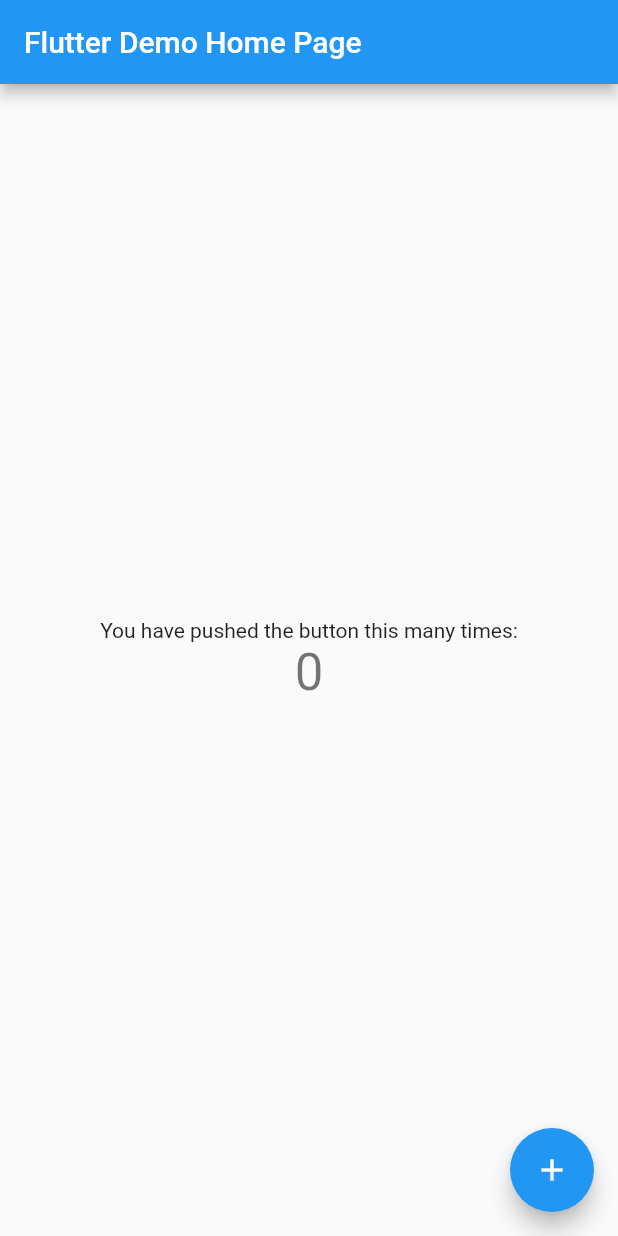
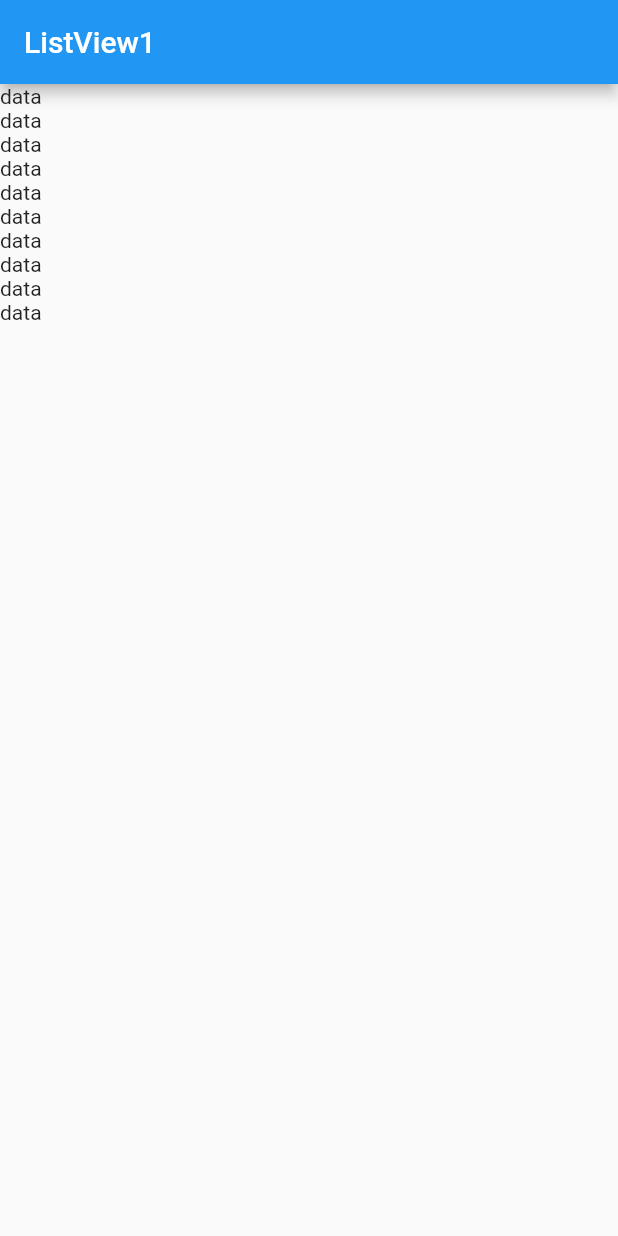
Before and after one commit to caesarbriones43/002-flutter_basis-flutter_components, a Flutter app: the screen it shows after launch, on a phone screen of 412 x 824 dp. Run offline on Flutter 3.47's test engine with Material 2 defaults, Android fonts, the phone set to English and light mode, and no system bars.

Commit message:
creating a listview

```diff
--- a/lib/main.dart
+++ b/lib/main.dart
@@ -1,115 +1,16 @@
 import 'package:flutter/material.dart';
+import 'package:flutter_components/screens/listview1_screen.dart';
 
-void main() {
-  runApp(const MyApp());
-}
+void main() => runApp(const MyApp());
 
 class MyApp extends StatelessWidget {
   const MyApp({Key? key}) : super(key: key);
 
-  // This widget is the root of your application.
   @override
   Widget build(BuildContext context) {
-    return MaterialApp(
-      title: 'Flutter Demo',
-      theme: ThemeData(
-        // This is the theme of your application.
-        //
-        // Try running your application with "flutter run". You'll see the
-        // application has a blue toolbar. Then, without quitting the app, try
-        // changing the primarySwatch below to Colors.green and then invoke
-        // "hot reload" (press "r" in the console where you ran "flutter run",
-        // or simply save your changes to "hot reload" in a Flutter IDE).
-        // Notice that the counter didn't reset back to zero; the application
-        // is not restarted.
-        primarySwatch: Colors.blue,
-      ),
-      home: const MyHomePage(title: 'Flutter Demo Home Page'),
-    );
+    return const MaterialApp(
+        debugShowCheckedModeBanner: false,
+        title: 'Material App',
+        home: ListView1Screen());
   }
 }
-
-class MyHomePage extends StatefulWidget {
-  const MyHomePage({Key? key, required this.title}) : super(key: key);
-
-  // This widget is the home page of your application. It is stateful, meaning
-  // that it has a State object (defined below) that contains fields that affect
-  // how it looks.
-
-  // This class is the configuration for the state. It holds the values (in this
-  // case the title) provided by the parent (in this case the App widget) and
-  // used by the build method of the State. Fields in a Widget subclass are
-  // always marked "final".
-
-  final String title;
-
-  @override
-  State<MyHomePage> createState() => _MyHomePageState();
-}
-
-class _MyHomePageState extends State<MyHomePage> {
-  int _counter = 0;
-
-  void _incrementCounter() {
-    setState(() {
-      // This call to setState tells the Flutter framework that something has
-      // changed in this State, which causes it to rerun the build method below
-      // so that the display can reflect the updated values. If we changed
-      // _counter without calling setState(), then the build method would not be
-      // called again, and so nothing would appear to happen.
-      _counter++;
-    });
-  }
-
-  @override
-  Widget build(BuildContext context) {
-    // This method is rerun every time setState is called, for instance as done
-    // by the _incrementCounter method above.
-    //
-    // The Flutter framework has been optimized to make rerunning build methods
-    // fast, so that you can just rebuild anything that needs updating rather
-    // than having to individually change instances of widgets.
-    return Scaffold(
-      appBar: AppBar(
-        // Here we take the value from the MyHomePage object that was created by
-        // the App.build method, and use it to set our appbar title.
-        title: Text(widget.title),
-      ),
-      body: Center(
-        // Center is a layout widget. It takes a single child and positions it
-        // in the middle of the parent.
-        child: Column(
-          // Column is also a layout widget. It takes a list of children and
-          // arranges them vertically. By default, it sizes itself to fit its
-          // children horizontally, and tries to be as tall as its parent.
-          //
-          // Invoke "debug painting" (press "p" in the console, choose the
-          // "Toggle Debug Paint" action from the Flutter Inspector in Android
-          // Studio, or the "Toggle Debug Paint" command in Visual Studio Code)
-          // to see the wireframe for each widget.
-          //
-          // Column has various properties to control how it sizes itself and
-          // how it positions its children. Here we use mainAxisAlignment to
-          // center the children vertically; the main axis here is the vertical
-          // axis because Columns are vertical (the cross axis would be
-          // horizontal).
-          mainAxisAlignment: MainAxisAlignment.center,
-          children: <Widget>[
-            const Text(
-              'You have pushed the button this many times:',
-            ),
-            Text(
-              '$_counter',
-              style: Theme.of(context).textTheme.headline4,
-            ),
-          ],
-        ),
-      ),
-      floatingActionButton: FloatingActionButton(
-        onPressed: _incrementCounter,
-        tooltip: 'Increment',
-        child: const Icon(Icons.add),
-      ), // This trailing comma makes auto-formatting nicer for build methods.
-    );
-  }
-}
--- /dev/null
+++ b/lib/screens/listview1_screen.dart
@@ -0,0 +1,27 @@
+import 'package:flutter/material.dart';
+
+class ListView1Screen extends StatelessWidget {
+  const ListView1Screen({Key? key}) : super(key: key);
+
+  @override
+  Widget build(BuildContext context) {
+    return Scaffold(
+        appBar: AppBar(
+          title: const Text("ListView1"),
+        ),
+        body: ListView(
+          children: [
+            const Text("data"),
+            const Text("data"),
+            const Text("data"),
+            const Text("data"),
+            const Text("data"),
+            const Text("data"),
+            const Text("data"),
+            const Text("data"),
+            const Text("data"),
+            const Text("data"),
+          ],
+        ));
+  }
+}
```
